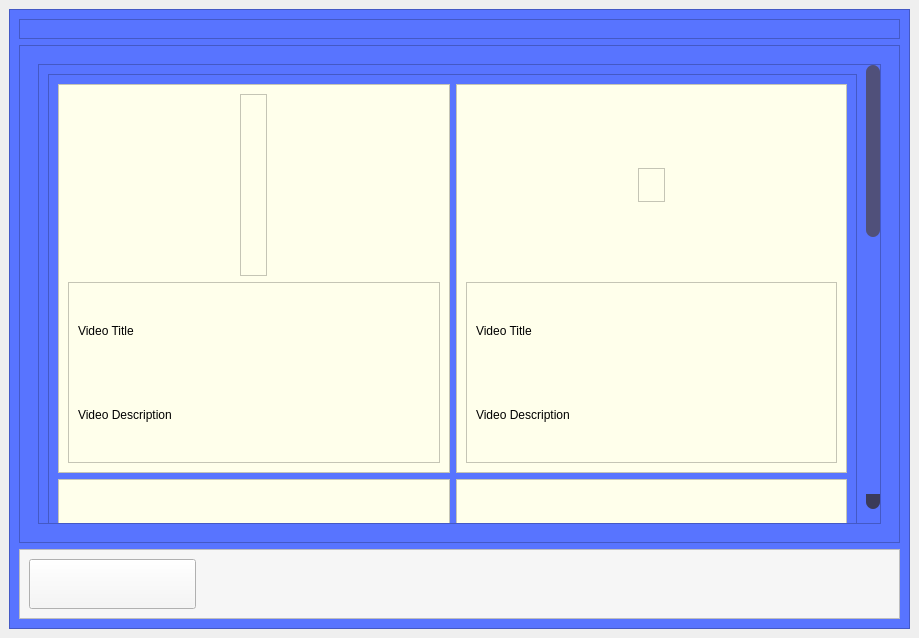
Old version of the form ui/l_homepage.ui in the repository neel-mistry/PoCoH-MiniProj.
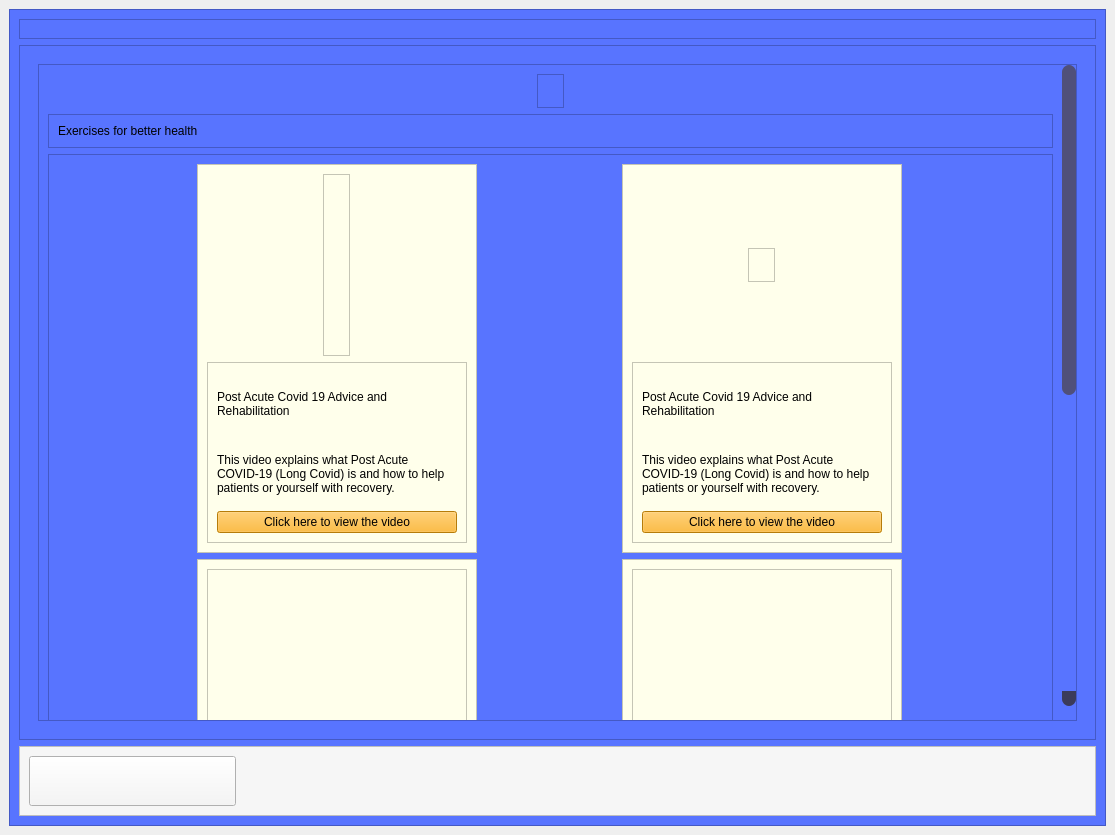
New version of the form. The open tabs and pages were chosen to show the change. Icons and pictures are not drawn.

Commit message: added exercise and other misc changes

Diff of the .ui file:
```diff
--- a/ui/l_homepage.ui
+++ b/ui/l_homepage.ui
@@ -6,8 +6,8 @@
    <rect>
     <x>0</x>
     <y>0</y>
-    <width>919</width>
-    <height>638</height>
+    <width>1115</width>
+    <height>835</height>
    </rect>
   </property>
   <property name="windowTitle">
@@ -482,11 +482,58 @@
                   <rect>
                    <x>0</x>
                    <y>0</y>
-                   <width>824</width>
-                   <height>1218</height>
+                   <width>1020</width>
+                   <height>1472</height>
                   </rect>
                  </property>
                  <layout class="QVBoxLayout" name="verticalLayout_9">
+                  <item alignment="Qt::AlignHCenter|Qt::AlignVCenter">
+                   <widget class="QFrame" name="frame_36">
+                    <property name="frameShape">
+                     <enum>QFrame::StyledPanel</enum>
+                    </property>
+                    <property name="frameShadow">
+                     <enum>QFrame::Raised</enum>
+                    </property>
+                    <layout class="QVBoxLayout" name="verticalLayout_28">
+                     <item>
+                      <widget class="QLabel" name="label_36">
+                       <property name="text">
+                        <string/>
+                       </property>
+                       <property name="pixmap">
+                        <pixmap>../images/PoCoH.png</pixmap>
+                       </property>
+                       <property name="scaledContents">
+                        <bool>true</bool>
+                       </property>
+                      </widget>
+                     </item>
+                    </layout>
+                   </widget>
+                  </item>
+                  <item>
+                   <widget class="QFrame" name="frame_35">
+                    <property name="frameShape">
+                     <enum>QFrame::StyledPanel</enum>
+                    </property>
+                    <property name="frameShadow">
+                     <enum>QFrame::Raised</enum>
+                    </property>
+                    <layout class="QVBoxLayout" name="verticalLayout_27">
+                     <item>
+                      <widget class="QLabel" name="label_37">
+                       <property name="styleSheet">
+                        <string notr="true">font: 700 16pt &quot;Poppins&quot;;</string>
+                       </property>
+                       <property name="text">
+                        <string>Exercises for better health </string>
+                       </property>
+                      </widget>
+                     </item>
+                    </layout>
+                   </widget>
+                  </item>
                   <item>
                    <widget class="QFrame" name="frame_16">
                     <property name="minimumSize">
@@ -509,8 +556,8 @@
                       <widget class="QFrame" name="frame_20">
                        <property name="maximumSize">
                         <size>
-                         <width>750</width>
-                         <height>10000</height>
+                         <width>280</width>
+                         <height>400</height>
                         </size>
                        </property>
                        <property name="styleSheet">
@@ -528,7 +575,7 @@
                          <widget class="QFrame" name="frame_25">
                           <property name="maximumSize">
                            <size>
-                            <width>300</width>
+                            <width>700</width>
                             <height>360</height>
                            </size>
                           </property>
@@ -543,8 +590,8 @@
                             <widget class="QLabel" name="label_21">
                              <property name="maximumSize">
                               <size>
-                               <width>500</width>
-                               <height>700</height>
+                               <width>1000</width>
+                               <height>7000</height>
                               </size>
                              </property>
                              <property name="text">
@@ -576,14 +623,31 @@
                            <item>
                             <widget class="QLabel" name="label_22">
                              <property name="text">
-                              <string>Video Title</string>
+                              <string>Post Acute Covid 19 Advice and Rehabilitation</string>
                              </property>
                             </widget>
                            </item>
                            <item>
                             <widget class="QLabel" name="label_23">
                              <property name="text">
-                              <string>Video Description</string>
+                              <string>This video explains what Post Acute COVID-19 (Long Covid) is and how to help patients or yourself with recovery.</string>
+                             </property>
+                             <property name="wordWrap">
+                              <bool>true</bool>
+                             </property>
+                            </widget>
+                           </item>
+                           <item>
+                            <widget class="QPushButton" name="url5">
+                             <property name="styleSheet">
+                              <string notr="true">border-radius: 0.5em;
+background-color: rgb(255, 174, 13);
+padding-top: 0.30em;
+padding-bottom: 0.30em;
+font: 500 10pt &quot;Poppins&quot;;</string>
+                             </property>
+                             <property name="text">
+                              <string>Click here to view the video</string>
                              </property>
                             </widget>
                            </item>
@@ -610,8 +674,8 @@
                       <widget class="QFrame" name="frame_17">
                        <property name="maximumSize">
                         <size>
-                         <width>750</width>
-                         <height>10000</height>
+                         <width>280</width>
+                         <height>400</height>
                         </size>
                        </property>
                        <property name="styleSheet">
@@ -629,7 +693,7 @@
                          <widget class="QFrame" name="frame_23">
                           <property name="maximumSize">
                            <size>
-                            <width>300</width>
+                            <width>700</width>
                             <height>360</height>
                            </size>
                           </property>
@@ -644,7 +708,7 @@
                             <widget class="QLabel" name="label_15">
                              <property name="maximumSize">
                               <size>
-                               <width>500</width>
+                               <width>1000</width>
                                <height>7000</height>
                               </size>
                              </property>
@@ -673,15 +737,45 @@
                           <layout class="QVBoxLayout" name="verticalLayout_11">
                            <item>
                             <widget class="QLabel" name="label_19">
+                             <property name="styleSheet">
+                              <string notr="true">font: 600 12pt &quot;Poppins&quot;;</string>
+                             </property>
                              <property name="text">
-                              <string>Video Title</string>
+                              <string>Post Acute Covid 19 Advice and Rehabilitation</string>
+                             </property>
+                             <property name="scaledContents">
+                              <bool>true</bool>
+                             </property>
+                             <property name="wordWrap">
+                              <bool>true</bool>
                              </property>
                             </widget>
                            </item>
                            <item>
                             <widget class="QLabel" name="label_20">
+                             <property name="styleSheet">
+                              <string notr="true">font: 10pt &quot;Poppins&quot;;</string>
+                             </property>
                              <property name="text">
-                              <string>Video Description</string>
+                              <string>This video explains what Post Acute COVID-19 (Long Covid) is and how to help patients or yourself with recovery.</string>
+                             </property>
+                             <property name="wordWrap">
+                              <bool>true</bool>
+                             </property>
+                            </widget>
+                           </item>
+                           <item>
+                            <widget class="QPushButton" name="url1">
+                             <property name="styleSheet">
+                              <string notr="true">border-radius: 0.5em;
+background-color: rgb(255, 174, 13);
+
+padding-top: 0.30em;
+padding-bottom: 0.30em;
+font: 500 10pt &quot;Poppins&quot;;</string>
+                             </property>
+                             <property name="text">
+                              <string>Click here to view the video</string>
                              </property>
                             </widget>
                            </item>
@@ -691,8 +785,14 @@
                        </layout>
                       </widget>
                      </item>
-                     <item row="1" column="1">
-                      <widget class="QFrame" name="frame_22">
+                     <item row="0" column="1">
+                      <widget class="QFrame" name="frame_20">
+                       <property name="maximumSize">
+                        <size>
+                         <width>280</width>
+                         <height>400</height>
+                        </size>
+                       </property>
                        <property name="styleSheet">
                         <string notr="true">background-color: rgb(255, 255, 235);</string>
                        </property>
@@ -702,10 +802,116 @@
                        <property name="frameShadow">
                         <enum>QFrame::Raised</enum>
                        </property>
+                       <layout class="QVBoxLayout" name="verticalLayout_12">
+                        <item alignment="Qt::AlignHCenter|Qt::AlignVCenter">
+                         <widget class="QFrame" name="frame_25">
+                          <property name="maximumSize">
+                           <size>
+                            <width>700</width>
+                            <height>360</height>
+                           </size>
+                          </property>
+                          <property name="frameShape">
+                           <enum>QFrame::StyledPanel</enum>
+                          </property>
+                          <property name="frameShadow">
+                           <enum>QFrame::Raised</enum>
+                          </property>
+                          <layout class="QVBoxLayout" name="verticalLayout_13">
+                           <item>
+                            <widget class="QLabel" name="label_21">
+                             <property name="maximumSize">
+                              <size>
+                               <width>1000</width>
+                               <height>7000</height>
+                              </size>
+                             </property>
+                             <property name="text">
+                              <string/>
+                             </property>
+                             <property name="pixmap">
+                              <pixmap>../../proj materials/1.jpg</pixmap>
+                             </property>
+                             <property name="scaledContents">
+                              <bool>true</bool>
+                             </property>
+                             <property name="openExternalLinks">
+                              <bool>true</bool>
+                             </property>
+                            </widget>
+                           </item>
+                          </layout>
+                         </widget>
+                        </item>
+                        <item>
+                         <widget class="QFrame" name="frame_26">
+                          <property name="frameShape">
+                           <enum>QFrame::StyledPanel</enum>
+                          </property>
+                          <property name="frameShadow">
+                           <enum>QFrame::Raised</enum>
+                          </property>
+                          <layout class="QVBoxLayout" name="verticalLayout_14">
+                           <item>
+                            <widget class="QLabel" name="label_22">
+                             <property name="styleSheet">
+                              <string notr="true">font: 600 12pt &quot;Poppins&quot;;</string>
+                             </property>
+                             <property name="text">
+                              <string>Post Acute Covid 19 Advice and Rehabilitation</string>
+                             </property>
+                             <property name="wordWrap">
+                              <bool>true</bool>
+                             </property>
+                            </widget>
+                           </item>
+                           <item>
+                            <widget class="QLabel" name="label_23">
+                             <property name="styleSheet">
+                              <string notr="true">font: 10pt &quot;Poppins&quot;;</string>
+                             </property>
+                             <property name="text">
+                              <string>This video explains what Post Acute COVID-19 (Long Covid) is and how to help patients or yourself with recovery.</string>
+                             </property>
+                             <property name="wordWrap">
+                              <bool>true</bool>
+                             </property>
+                            </widget>
+                           </item>
+                           <item>
+                            <widget class="QPushButton" name="url2">
+                             <property name="styleSheet">
+                              <string notr="true">border-radius: 0.5em;
+background-color: rgb(255, 174, 13);
+padding-top: 0.30em;
+padding-bottom: 0.30em;
+font: 500 10pt &quot;Poppins&quot;;</string>
+                             </property>
+                             <property name="text">
+                              <string>Click here to view the video</string>
+                             </property>
+                            </widget>
+                           </item>
+                          </layout>
+                         </widget>
+                        </item>
+                       </layout>
                       </widget>
                      </item>
                      <item row="1" column="0">
                       <widget class="QFrame" name="frame_21">
+                       <property name="minimumSize">
+                        <size>
+                         <width>0</width>
+                         <height>0</height>
+                        </size>
+                       </property>
+                       <property name="maximumSize">
+                        <size>
+                         <width>280</width>
+                         <height>400</height>
+                        </size>
+                       </property>
                        <property name="styleSheet">
                         <string notr="true">background-color: rgb(255, 255, 235);</string>
                        </property>
@@ -715,10 +921,113 @@
                        <property name="frameShadow">
                         <enum>QFrame::Raised</enum>
                        </property>
+                       <layout class="QVBoxLayout" name="verticalLayout_15">
+                        <item>
+                         <widget class="QFrame" name="frame_27">
+                          <property name="minimumSize">
+                           <size>
+                            <width>0</width>
+                            <height>0</height>
+                           </size>
+                          </property>
+                          <property name="maximumSize">
+                           <size>
+                            <width>700</width>
+                            <height>360</height>
+                           </size>
+                          </property>
+                          <property name="frameShape">
+                           <enum>QFrame::StyledPanel</enum>
+                          </property>
+                          <property name="frameShadow">
+                           <enum>QFrame::Raised</enum>
+                          </property>
+                          <layout class="QVBoxLayout" name="verticalLayout_16">
+                           <item>
+                            <widget class="QLabel" name="label_24">
+                             <property name="maximumSize">
+                              <size>
+                               <width>1000</width>
+                               <height>7000</height>
+                              </size>
+                             </property>
+                             <property name="text">
+                              <string/>
+                             </property>
+                             <property name="pixmap">
+                              <pixmap>../../proj materials/1.jpg</pixmap>
+                             </property>
+                             <property name="scaledContents">
+                              <bool>true</bool>
+                             </property>
+                            </widget>
+                           </item>
+                          </layout>
+                         </widget>
+                        </item>
+                        <item>
+                         <widget class="QFrame" name="frame_28">
+                          <property name="frameShape">
+                           <enum>QFrame::StyledPanel</enum>
+                          </property>
+                          <property name="frameShadow">
+                           <enum>QFrame::Raised</enum>
+                          </property>
+                          <layout class="QVBoxLayout" name="verticalLayout_17">
+                           <item>
+                            <widget class="QLabel" name="label_25">
+                             <property name="styleSheet">
+                              <string notr="true">font: 600 12pt &quot;Poppins&quot;;</string>
+                             </property>
+                             <property name="text">
+                              <string>Post Acute Covid 19 Advice and Rehabilitation</string>
+                             </property>
+                             <property name="wordWrap">
+                              <bool>true</bool>
+                             </property>
+                            </widget>
+                           </item>
+                           <item>
+                            <widget class="QLabel" name="label_26">
+                             <property name="styleSheet">
+                              <string notr="true">font: 10pt &quot;Poppins&quot;;</string>
+                             </property>
+                             <property name="text">
+                              <string>This video explains what Post Acute COVID-19 (Long Covid) is and how to help patients or yourself with recovery.</string>
+                             </property>
+                             <property name="wordWrap">
+                              <bool>true</bool>
+                             </property>
+                            </widget>
+                           </item>
+                           <item>
+                            <widget class="QPushButton" name="url3">
+                             <property name="styleSheet">
+                              <string notr="true">border-radius: 0.5em;
+background-color: rgb(255, 174, 13);
+padding-top: 0.30em;
+padding-bottom: 0.30em;
+font: 500 10pt &quot;Poppins&quot;;</string>
+                             </property>
+                             <property name="text">
+                              <string>Click here to view the video</string>
+                             </property>
+                            </widget>
+                           </item>
+                          </layout>
+                         </widget>
+                        </item>
+                       </layout>
                       </widget>
                      </item>
-                     <item row="2" column="0">
-                      <widget class="QFrame" name="frame_19">
+                     <item row="1" column="1">
+                      <widget class="QFrame" name="frame_22">
+                       <property name="maximumSize">
+                        <size>
+                         <width>280</width>
+                         <height>400</height>
+                        </size>
+                       </property>
                        <property name="styleSheet">
                         <string notr="true">background-color: rgb(255, 255, 235);</string>
                        </property>
@@ -728,6 +1037,97 @@
                        <property name="frameShadow">
                         <enum>QFrame::Raised</enum>
                        </property>
+                       <layout class="QVBoxLayout" name="verticalLayout_18">
+                        <item>
+                         <widget class="QFrame" name="frame_29">
+                          <property name="maximumSize">
+                           <size>
+                            <width>700</width>
+                            <height>360</height>
+                           </size>
+                          </property>
+                          <property name="frameShape">
+                           <enum>QFrame::StyledPanel</enum>
+                          </property>
+                          <property name="frameShadow">
+                           <enum>QFrame::Raised</enum>
+                          </property>
+                          <layout class="QVBoxLayout" name="verticalLayout_19">
+                           <item>
+                            <widget class="QLabel" name="label_27">
+                             <property name="maximumSize">
+                              <size>
+                               <width>1000</width>
+                               <height>7000</height>
+                              </size>
+                             </property>
+                             <property name="text">
+                              <string/>
+                             </property>
+                             <property name="pixmap">
+                              <pixmap>../../proj materials/1.jpg</pixmap>
+                             </property>
+                             <property name="scaledContents">
+                              <bool>true</bool>
+                             </property>
+                            </widget>
+                           </item>
+                          </layout>
+                         </widget>
+                        </item>
+                        <item>
+                         <widget class="QFrame" name="frame_30">
+                          <property name="frameShape">
+                           <enum>QFrame::StyledPanel</enum>
+                          </property>
+                          <property name="frameShadow">
+                           <enum>QFrame::Raised</enum>
+                          </property>
+                          <layout class="QVBoxLayout" name="verticalLayout_20">
+                           <item>
+                            <widget class="QLabel" name="label_28">
+                             <property name="styleSheet">
+                              <string notr="true">font: 600 12pt &quot;Poppins&quot;;</string>
+                             </property>
+                             <property name="text">
+                              <string>Post Acute Covid 19 Advice and Rehabilitation</string>
+                             </property>
+                             <property name="wordWrap">
+                              <bool>true</bool>
+                             </property>
+                            </widget>
+                           </item>
+                           <item>
+                            <widget class="QLabel" name="label_29">
+                             <property name="styleSheet">
+                              <string notr="true">font: 10pt &quot;Poppins&quot;;</string>
+                             </property>
+                             <property name="text">
+                              <string>This video explains what Post Acute COVID-19 (Long Covid) is and how to help patients or yourself with recovery.</string>
+                             </property>
+                             <property name="wordWrap">
+                              <bool>true</bool>
+                             </property>
+                            </widget>
+                           </item>
+                           <item>
+                            <widget class="QPushButton" name="url4">
+                             <property name="styleSheet">
+                              <string notr="true">border-radius: 0.5em;
+background-color: rgb(255, 174, 13);
+padding-top: 0.30em;
+padding-bottom: 0.30em;
+font: 500 10pt &quot;Poppins&quot;;</string>
+                             </property>
+                             <property name="text">
+                              <string>Click here to view the video</string>
+                             </property>
+                            </widget>
+                           </item>
+                          </layout>
+                         </widget>
+                        </item>
+                       </layout>
                       </widget>
                      </item>
                     </layout>
```
Left out of the diff: 177 changed lines with no effect on the pictures. The commit also changes 14 other files.
